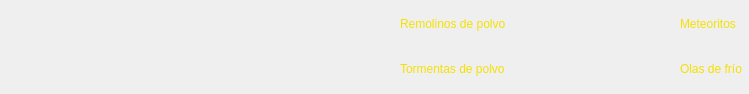
Before: the Qt Designer form ui/ui_difficultydatawidget.ui in Bruno-Heit/Surviving-Mars-map-seeker, drawn with Qt 5.
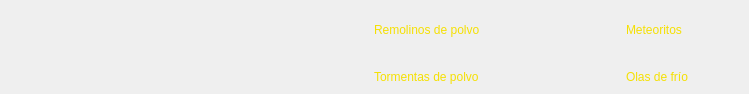
After: the same form once the commit is applied.

```diff
--- a/ui/ui_difficultydatawidget.ui
+++ b/ui/ui_difficultydatawidget.ui
@@ -48,18 +48,21 @@
   </property>
   <layout class="QGridLayout" name="gridLayout">
    <property name="leftMargin">
-    <number>4</number>
+    <number>2</number>
    </property>
    <property name="topMargin">
-    <number>4</number>
+    <number>2</number>
    </property>
    <property name="rightMargin">
-    <number>4</number>
+    <number>2</number>
    </property>
    <property name="bottomMargin">
-    <number>4</number>
+    <number>2</number>
    </property>
-   <property name="spacing">
+   <property name="horizontalSpacing">
+    <number>2</number>
+   </property>
+   <property name="verticalSpacing">
     <number>4</number>
    </property>
    <item row="2" column="0">
@@ -113,8 +116,8 @@
     <widget class="QFrame" name="frame_dustdevils">
      <property name="minimumSize">
       <size>
-       <width>276</width>
-       <height>41</height>
+       <width>0</width>
+       <height>0</height>
       </size>
      </property>
      <property name="toolTip">
@@ -137,7 +140,7 @@
        <number>0</number>
       </property>
       <property name="rightMargin">
-       <number>0</number>
+       <number>5</number>
       </property>
       <property name="bottomMargin">
        <number>0</number>
@@ -146,8 +149,8 @@
        <widget class="QLabel" name="label_dd_icon">
         <property name="minimumSize">
          <size>
-          <width>166</width>
-          <height>41</height>
+          <width>110</width>
+          <height>27</height>
          </size>
         </property>
         <property name="maximumSize">
@@ -199,8 +202,8 @@
     <widget class="QFrame" name="frame_duststorms">
      <property name="minimumSize">
       <size>
-       <width>276</width>
-       <height>41</height>
+       <width>0</width>
+       <height>0</height>
       </size>
      </property>
      <property name="toolTip">
@@ -223,7 +226,7 @@
        <number>0</number>
       </property>
       <property name="rightMargin">
-       <number>0</number>
+       <number>5</number>
       </property>
       <property name="bottomMargin">
        <number>0</number>
@@ -232,8 +235,8 @@
        <widget class="QLabel" name="label_ds_icon">
         <property name="minimumSize">
          <size>
-          <width>166</width>
-          <height>41</height>
+          <width>110</width>
+          <height>27</height>
          </size>
         </property>
         <property name="maximumSize">
@@ -273,8 +276,8 @@
     <widget class="QFrame" name="frame_meteors">
      <property name="minimumSize">
       <size>
-       <width>235</width>
-       <height>41</height>
+       <width>0</width>
+       <height>0</height>
       </size>
      </property>
      <property name="toolTip">
@@ -306,8 +309,8 @@
        <widget class="QLabel" name="label_met_icon">
         <property name="minimumSize">
          <size>
-          <width>166</width>
-          <height>41</height>
+          <width>110</width>
+          <height>27</height>
          </size>
         </property>
         <property name="maximumSize">
@@ -347,8 +350,8 @@
     <widget class="QFrame" name="frame_coldwaves">
      <property name="minimumSize">
       <size>
-       <width>235</width>
-       <height>41</height>
+       <width>0</width>
+       <height>0</height>
       </size>
      </property>
      <property name="toolTip">
@@ -380,8 +383,8 @@
        <widget class="QLabel" name="label_cw_icon">
         <property name="minimumSize">
          <size>
-          <width>166</width>
-          <height>41</height>
+          <width>110</width>
+          <height>27</height>
          </size>
         </property>
         <property name="maximumSize">
```
